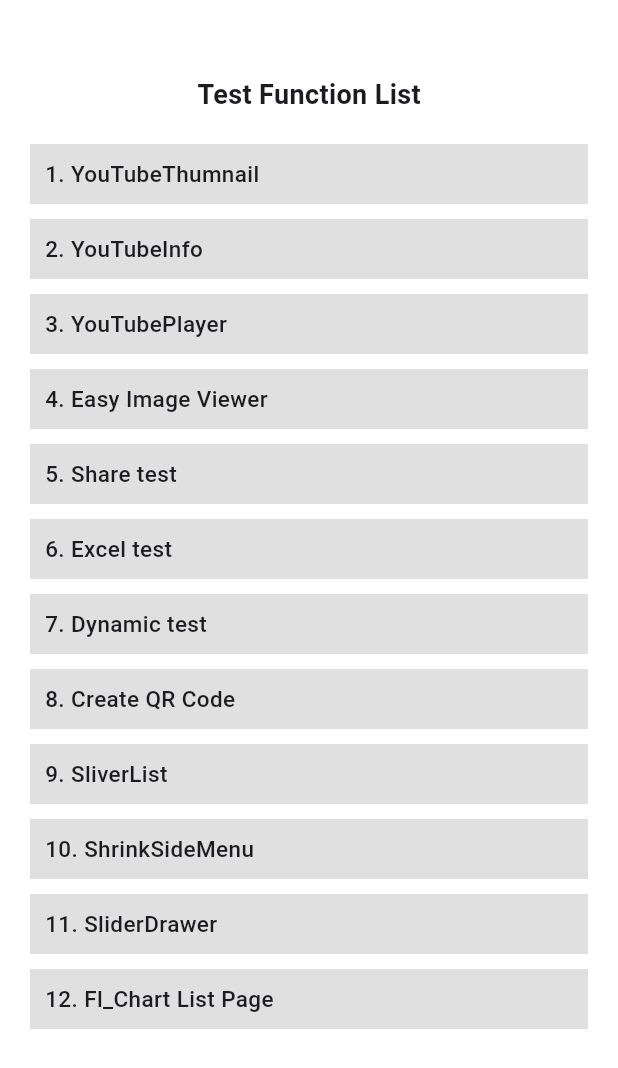
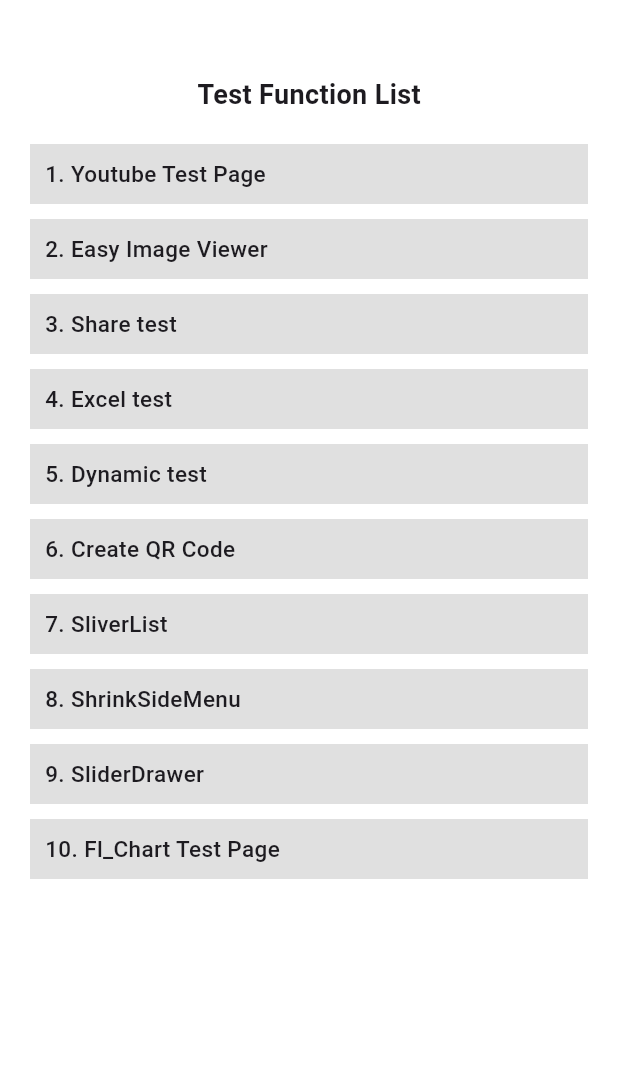
Before and after one commit to gehenna-yang/functiontest, a Flutter app: the screen it shows after launch, on a phone screen of 412 x 824 dp. Shown: the top 1068 px of the screen. Run offline on Flutter 3.47's test engine with Material 3 defaults, Android fonts, the phone set to English and light mode, and no system bars; our stand-ins replace firebase_core, firebase_dynamic_links, fl_chart, flutter_slider_drawer, image_picker, permission_handler and 3 more; missing offline and left inert: easy_image_viewer, excel, file_selector, shrink_sidemenu, syncfusion_flutter_xlsio, youtube and 1 more; accounts and stored records are empty.

Commit message:
function menu refactoring

```diff
--- a/lib/FunctionMenu.dart
+++ b/lib/FunctionMenu.dart
@@ -12,9 +12,7 @@ import 'package:testfun_project/function/List/Sliver/SliverListsTest.dart';
 import 'package:testfun_project/function/Share/Share_test.dart';
 import 'package:testfun_project/function/SlideMenu/ShrinkSideMenuTest.dart';
 import 'package:testfun_project/function/SlideMenu/SliderdrawerTest.dart';
-import 'package:testfun_project/function/Youtube/YoutubeAppDemo.dart';
-import 'package:testfun_project/function/Youtube/YoutubePlayerPage.dart';
-import 'package:testfun_project/function/Youtube/YoutubeTest.dart';
+import 'package:testfun_project/function/Youtube/YoutubeTestExample.dart';
 import 'package:testfun_project/function/qrcode/create_qrcode.dart';
 
 class FunctionMenu extends StatefulWidget {
@@ -66,18 +64,16 @@ class FunctionMenuState extends State<FunctionMenu> {
                 const SizedBox(height: 30,),
                 const Text("Test Function List", style: TextStyle(fontWeight: FontWeight.w700, fontSize: 18),),
                 const SizedBox(height: 20,),
-                Item(context, "1. YouTubeThumnail", YoutubeTest()),
-                Item(context, "2. YouTubeInfo", YoutubePlayerPage(videoId: "")),
-                Item(context, "3. YouTubePlayer", YoutubeAppDemo()),
-                Item(context, "4. Easy Image Viewer", Easy_Image_Viewer()),
-                Item(context, "5. Share test", const Share_test()),
-                Item(context, "6. Excel test", const CreateExcelStatefulWidget(title: "test excel")),
-                Item(context, "7. Dynamic test", Dynamiclinks_test()),
-                Item(context, "8. Create QR Code", const CreateQR()),
-                Item(context, "9. SliverList", const SliverListsTest()),
-                Item(context, "10. ShrinkSideMenu", ShrinkSideMenuTest(title: "ShrinkSideMenu",)),
-                Item(context, "11. SliderDrawer", const SliderDrawerTest()),
-                Item(context, "12. Fl_Chart List Page", const Fl_ChartTest()),
+                Item(context, "1. Youtube Test Page", const YoutubeTestList()),
+                Item(context, "2. Easy Image Viewer", Easy_Image_Viewer()),
+                Item(context, "3. Share test", const Share_test()),
+                Item(context, "4. Excel test", const CreateExcelStatefulWidget(title: "test excel")),
+                Item(context, "5. Dynamic test", Dynamiclinks_test()),
+                Item(context, "6. Create QR Code", const CreateQR()),
+                Item(context, "7. SliverList", const SliverListsTest()),
+                Item(context, "8. ShrinkSideMenu", ShrinkSideMenuTest(title: "ShrinkSideMenu",)),
+                Item(context, "9. SliderDrawer", const SliderDrawerTest()),
+                Item(context, "10. Fl_Chart Test Page", const Fl_ChartTestList()),
               ],
             ),
           ),
```
Also changed, not shown: lib/function/Charts/Fl_ChartExample.dart (+5 -5 lines), lib/function/Youtube/YoutubeTestExample.dart (added, +38 -0 lines).
